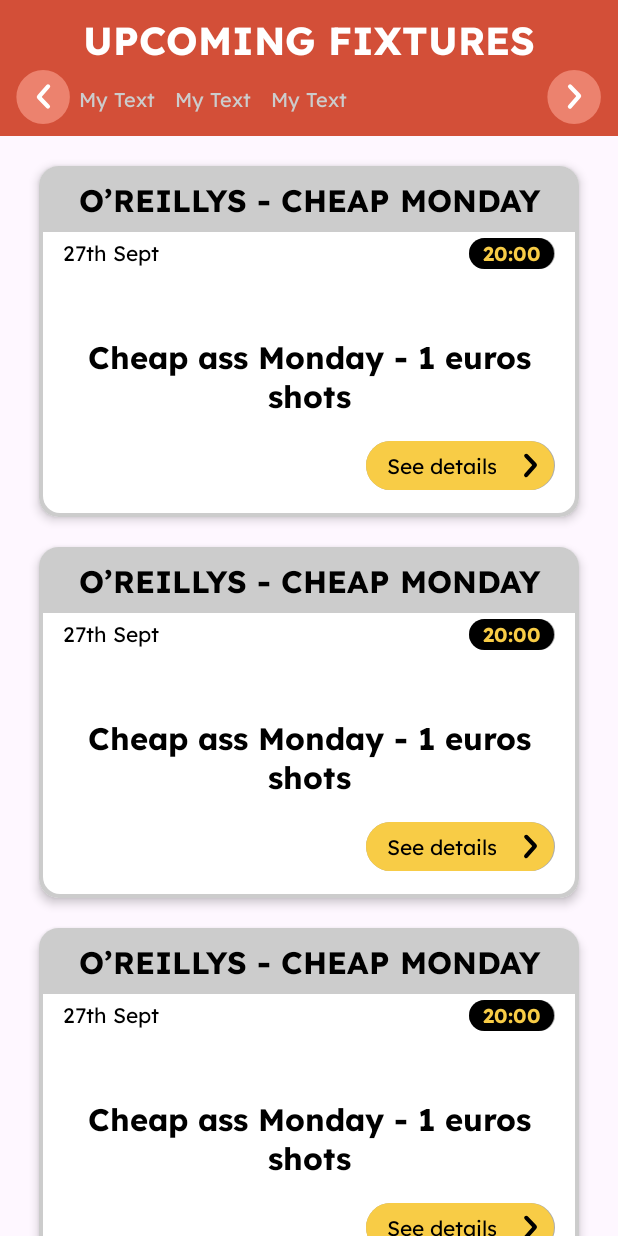
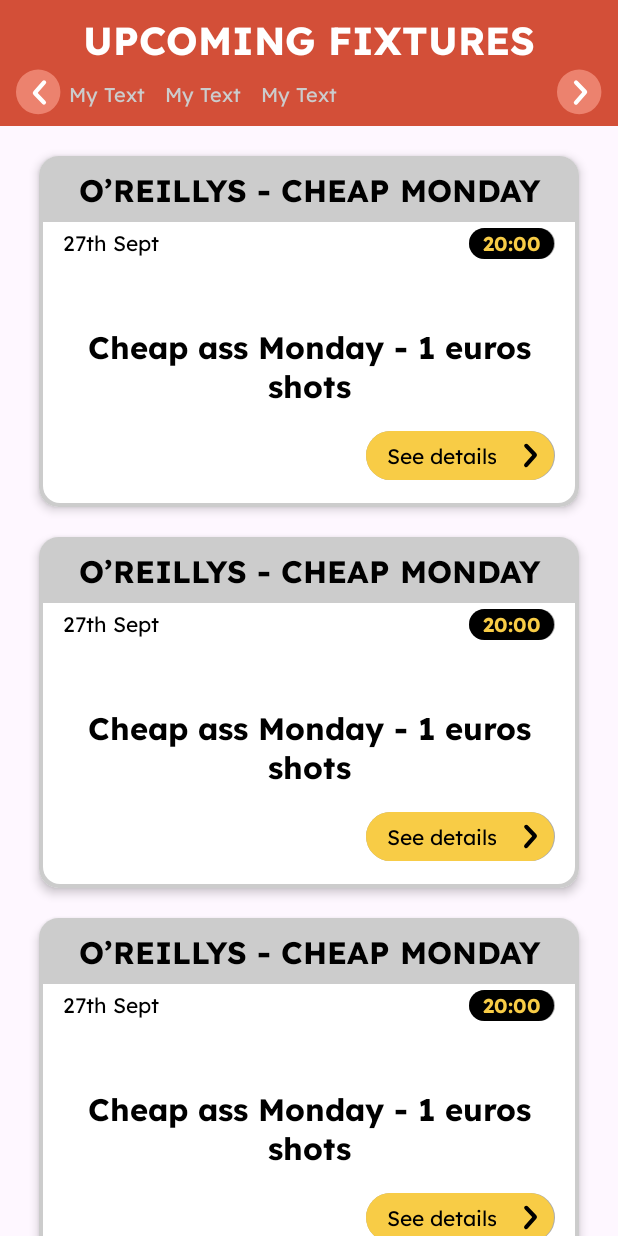
Before and after one commit to MansoorNisar92/just-bar-it-android, an Android app: the layout fragment_calendar.xml on its own in the app's theme, with its tools: preview values and no code run, on a phone screen of 412 x 824 dp. Run offline under Robolectric (Android 15) with nearby library versions, the phone set to English and light mode, and no system bars.

Commit message:
[Calendar Screen -> right and left arrow button sized adjusted]

```diff
--- a/app/src/main/res/layout/fragment_calendar.xml
+++ b/app/src/main/res/layout/fragment_calendar.xml
@@ -35,8 +35,8 @@
 
         <androidx.constraintlayout.widget.ConstraintLayout
             android:id="@+id/calendarArrowLeftLayout"
-            android:layout_width="@dimen/_30sdp"
-            android:layout_height="@dimen/_30sdp"
+            android:layout_width="@dimen/_25sdp"
+            android:layout_height="@dimen/_25sdp"
             android:layout_marginStart="@dimen/_7sdp"
             android:layout_marginBottom="@dimen/_5sdp"
             android:translationZ="100dp"
@@ -65,8 +65,8 @@
 
         <androidx.constraintlayout.widget.ConstraintLayout
             android:id="@+id/calendarArrowRightLayout"
-            android:layout_width="@dimen/_30sdp"
-            android:layout_height="@dimen/_30sdp"
+            android:layout_width="@dimen/_25sdp"
+            android:layout_height="@dimen/_25sdp"
             android:layout_marginEnd="@dimen/_7sdp"
             android:translationZ="100dp"
             app:layout_constraintEnd_toEndOf="parent"
```
